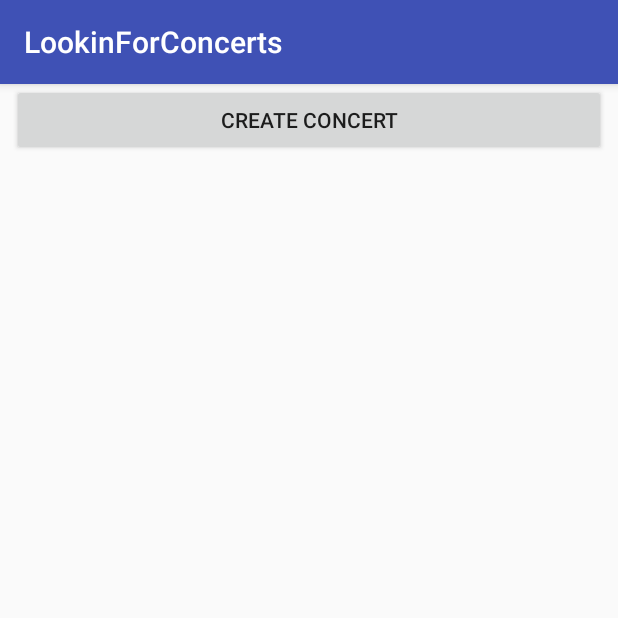
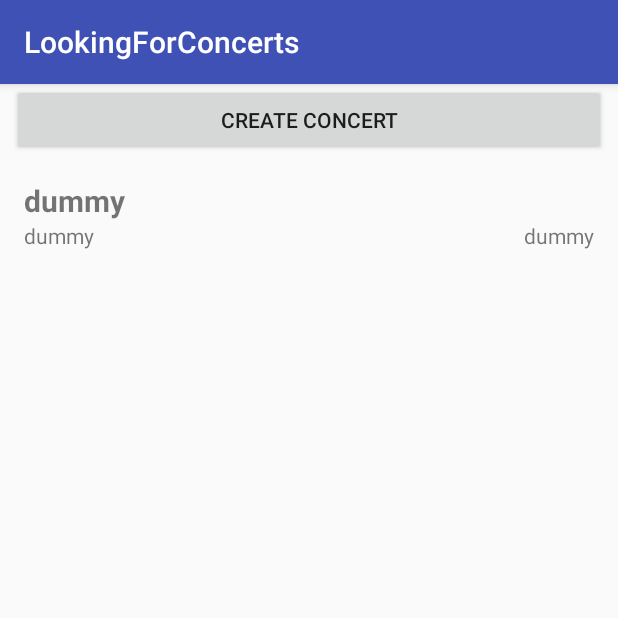
Before and after one commit to bounswe/bounswe2017group2, an Android app: the ConcertListActivity screen opened directly, with no data from a screen before it, on a phone screen of 412 x 824 dp, the top half of it. Run offline under Robolectric (Android 15) with nearby library versions, the phone set to English and light mode, and no system bars; 1 statement that could not run was skipped.

Commit message:
ConcertDetails page is implemented and tested

```diff
--- a/Android/app/src/main/java/com/swegroup2/lookingforconcerts/ConcertListAdapter.java
+++ b/Android/app/src/main/java/com/swegroup2/lookingforconcerts/ConcertListAdapter.java
@@ -8,6 +8,7 @@ import android.view.View;
 import android.view.ViewGroup;
 import android.widget.TextView;
 
+import java.util.ArrayList;
 import java.util.List;
 
 /**
@@ -21,9 +22,25 @@ public class ConcertListAdapter extends RecyclerView.Adapter<ConcertListAdapter.
 
     public ConcertListAdapter(ConcertListAdapterOnClickHandler clickHandler) {
         mClickHandler = clickHandler;
+
+        // This is dummy data, if get request does not work, it will be appear on list
+        mConcertData = new ArrayList<ConcertDto>();
+        ConcertDto dto = new ConcertDto();
+        dto.name = "dummy";
+        dto.artistName = "dummy";
+        dto.date = "dummy";
+        dto.description = "dummy";
+        dto.minPrice = 1;
+        dto.maxPrice = 2;
+        ConcertLocation loc = new ConcertLocation();
+        loc.venue = "dummy";
+        loc.coordinates = "dummy";
+        dto.location = loc;
+        mConcertData.add(dto);
+        // This is dummy data, if get request does not work, it will be appear on list
     }
 
-    public void setConcertData(List<ConcertDto> concertData){
+    public void setConcertData(List<ConcertDto> concertData) {
         mConcertData = concertData;
         notifyDataSetChanged();
     }
@@ -51,7 +68,7 @@ public class ConcertListAdapter extends RecyclerView.Adapter<ConcertListAdapter.
 
     @Override
     public int getItemCount() {
-        if(mConcertData == null){
+        if (mConcertData == null) {
             return 0;
         }
 
@@ -64,7 +81,7 @@ public class ConcertListAdapter extends RecyclerView.Adapter<ConcertListAdapter.
         public final TextView mConcertDate;
 
 
-        public ConcertListAdapterViewHolder(View view){
+        public ConcertListAdapterViewHolder(View view) {
             super(view);
 
             mConcertName = (TextView) view.findViewById(R.id.concert_name_tv);
--- /dev/null
+++ b/Android/app/src/main/res/anim/enter_from_right.xml
@@ -0,0 +1,8 @@
+<?xml version="1.0" encoding="utf-8"?>
+<set xmlns:android="http://schemas.android.com/apk/res/android"
+    android:shareInterpolator="false">
+    <translate
+        android:fromXDelta="100%" android:toXDelta="0%"
+        android:fromYDelta="0%" android:toYDelta="0%"
+        android:duration="700" />
+</set>
--- /dev/null
+++ b/Android/app/src/main/res/anim/exit_to_right.xml
@@ -0,0 +1,8 @@
+<?xml version="1.0" encoding="utf-8"?>
+<set xmlns:android="http://schemas.android.com/apk/res/android"
+    android:shareInterpolator="false">
+    <translate
+        android:fromXDelta="0%" android:toXDelta="100%"
+        android:fromYDelta="0%" android:toYDelta="0%"
+        android:duration="700" />
+</set>
--- a/Android/app/src/main/res/layout/activity_concert_list.xml
+++ b/Android/app/src/main/res/layout/activity_concert_list.xml
@@ -1,27 +1,33 @@
 <?xml version="1.0" encoding="utf-8"?>
+
+<FrameLayout xmlns:android="http://schemas.android.com/apk/res/android"
+    xmlns:tools="http://schemas.android.com/tools"
+    android:id="@+id/layout_concert_list"
+    android:layout_width="match_parent"
+    android:layout_height="match_parent">
+
     <LinearLayout
-    xmlns:android="http://schemas.android.com/apk/res/android"
-    xmlns:tools="http://schemas.android.com/tools"
         android:layout_width="match_parent"
         android:layout_height="match_parent"
         android:orientation="vertical"
         tools:context="com.swegroup2.lookingforconcerts.ConcertListActivity">
 
         <Button
+            android:id="@+id/create_concert_btn"
             android:layout_width="match_parent"
             android:layout_height="wrap_content"
-        android:id="@+id/create_concert_btn"
+            android:layout_marginLeft="8dp"
             android:layout_marginRight="8dp"
-        android:layout_marginLeft="8dp"
-        android:text="Create Concert"
-        android:onClick="createConcert"/>
+            android:onClick="createConcert"
+            android:text="Create Concert" />
 
         <android.support.v7.widget.RecyclerView
+            android:id="@+id/concert_list_rv"
             android:layout_width="match_parent"
             android:layout_height="match_parent"
-        android:layout_margin="8dp"
-        android:id="@+id/concert_list_rv">
+            android:layout_margin="8dp">
 
         </android.support.v7.widget.RecyclerView>
 
     </LinearLayout>
+</FrameLayout>
--- a/Android/app/src/main/res/values/strings.xml
+++ b/Android/app/src/main/res/values/strings.xml
@@ -1,5 +1,5 @@
 <resources>
-    <string name="app_name">LookinForConcerts</string>
+    <string name="app_name">LookingForConcerts</string>
 
     <string name="title_activity_login">Sign in</string>
 
@@ -16,4 +16,7 @@
         completions."
     </string>
 
+    <!-- TODO: Remove or change this placeholder text -->
+    <string name="hello_blank_fragment">Hello blank fragment</string>
+
 </resources>
```
Also changed, not shown: Android/app/build.gradle (+4 -3 lines), Android/app/src/main/java/com/swegroup2/lookingforconcerts/ConcertDetails.java (added, +101 -0 lines), Android/app/src/main/java/com/swegroup2/lookingforconcerts/ConcertListActivity.java (+11 -4 lines), Android/app/src/main/res/layout/fragment_concert_details.xml (added, +62 -0 lines). Lines whose indentation alone changed are shown as unchanged.
